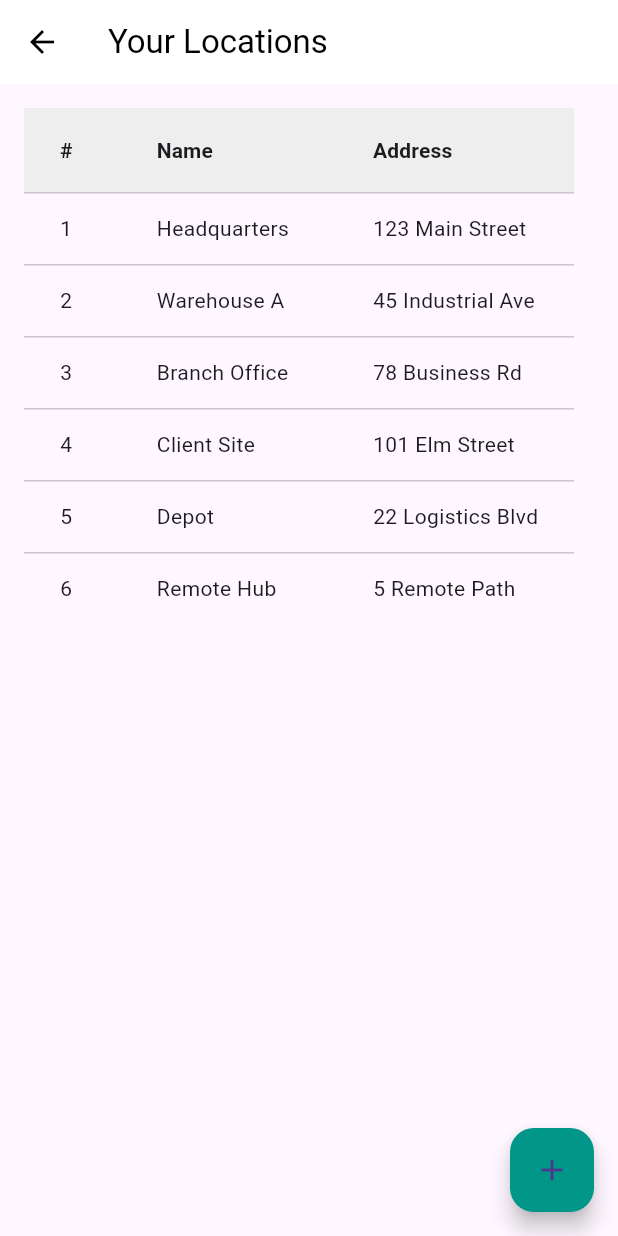
After one commit to rmsavelli/flutter-lab, a Flutter app: the LocationsPage screen opened directly, on a phone screen of 412 x 824 dp. The commit adds this screen. Run offline on Flutter 3.47's test engine with Material 3 defaults, Android fonts, the phone set to English and light mode, and no system bars; our stand-ins replace camera, device_info_plus, file_picker, firebase_core, firebase_messaging, flutter_dotenv and 5 more; missing offline and left inert: google_mlkit_face_detection, google_mlkit_text_recognition, mailer; accounts and stored records are empty; Roboto replaces fonts that are missing (Sans).

Commit message:
[luklakmmap] Adding LocationsPage and linking to Drawer

```diff
--- /dev/null
+++ b/luklakmmap/lib/screens/locations_page.dart
@@ -0,0 +1,53 @@
+import 'package:flutter/material.dart';
+
+class LocationsPage extends StatelessWidget {
+  const LocationsPage({super.key});
+
+  @override
+  Widget build(BuildContext context) {
+    final locations = [
+      {'#': '1', 'name': 'Headquarters', 'address': '123 Main Street'},
+      {'#': '2', 'name': 'Warehouse A', 'address': '45 Industrial Ave'},
+      {'#': '3', 'name': 'Branch Office', 'address': '78 Business Rd'},
+      {'#': '4', 'name': 'Client Site', 'address': '101 Elm Street'},
+      {'#': '5', 'name': 'Depot', 'address': '22 Logistics Blvd'},
+      {'#': '6', 'name': 'Remote Hub', 'address': '5 Remote Path'},
+    ];
+
+    return Scaffold(
+      appBar: AppBar(
+        title: const Text('Your Locations'),
+        backgroundColor: Colors.white,
+        foregroundColor: Colors.black,
+      ),
+      body: SingleChildScrollView(
+        padding: const EdgeInsets.all(16),
+        scrollDirection: Axis.horizontal,
+        child: DataTable(
+          headingRowColor: WidgetStateProperty.all(Colors.grey.shade200),
+          columns: const [
+            DataColumn(label: Text('#', style: TextStyle(fontWeight: FontWeight.bold))),
+            DataColumn(label: Text('Name', style: TextStyle(fontWeight: FontWeight.bold))),
+            DataColumn(label: Text('Address', style: TextStyle(fontWeight: FontWeight.bold))),
+          ],
+          rows: locations.map((location) {
+            return DataRow(
+              cells: [
+                DataCell(Text(location['#']!)),
+                DataCell(Text(location['name']!)),
+                DataCell(Text(location['address']!)),
+              ],
+            );
+          }).toList(),
+        ),
+      ),
+      floatingActionButton: FloatingActionButton(
+        onPressed: () {
+          // TODO: Add location logic
+        },
+        backgroundColor: Colors.teal,
+        child: const Icon(Icons.add),
+      ),
+    );
+  }
+}
--- a/luklakmmap/lib/screens/main_page.dart
+++ b/luklakmmap/lib/screens/main_page.dart
@@ -1,4 +1,5 @@
 import 'login_page.dart';
+import 'locations_page.dart';
 import 'package:flutter/material.dart';
 import 'package:intl/intl.dart';
 import '../models/user.dart' as app_model;
@@ -103,6 +104,10 @@ class _MainPageState extends State<MainPage> {
                       title: const Text('Your Locations'),
                       onTap: () {
                         Navigator.pop(context);
+                        Navigator.push(
+                          context,
+                          MaterialPageRoute(builder: (context) => const LocationsPage()),
+                          );
                       },
                     ),
                   ],
```
